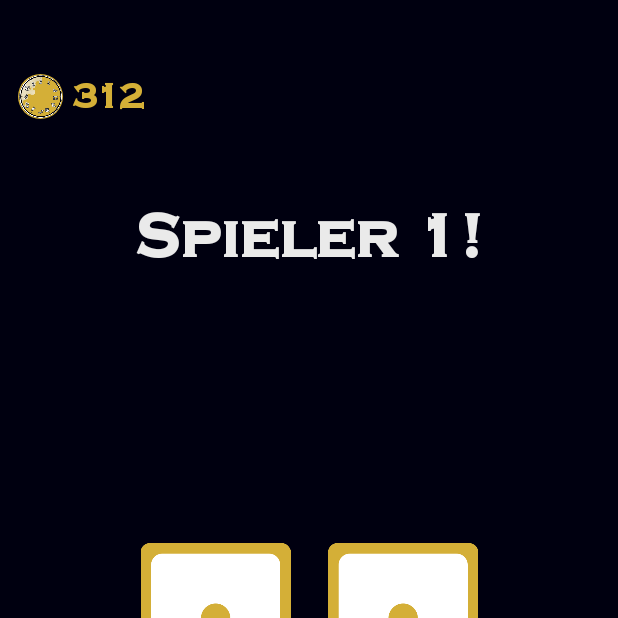
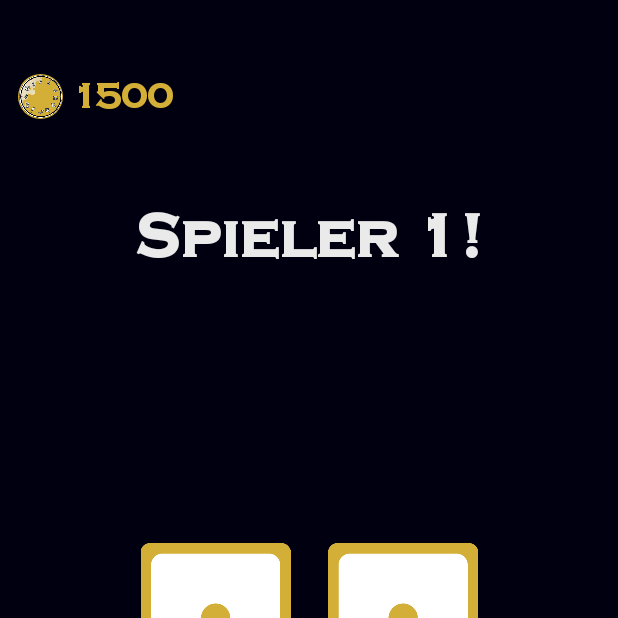
Before and after one commit to 34Mx/Monopoly3D, an Android app: the Game screen opened directly, with no data from a screen before it, after a tap on "🎲 WÜRFELN", on a phone screen of 412 x 824 dp, the top half of it. Run offline under Robolectric (Android 15) with nearby library versions, the light colour scheme and no system bars.

Commit message:
Major Changes

```diff
--- a/app/src/main/java/de/sam/abinopolynew/Game.kt
+++ b/app/src/main/java/de/sam/abinopolynew/Game.kt
@@ -1,6 +1,7 @@
 package de.sam.abinopolynew
 
 import android.content.Context
+import android.graphics.Color
 import android.os.Bundle
 import android.os.Handler
 import android.os.Looper
@@ -11,10 +12,14 @@ import android.widget.LinearLayout
 import android.widget.TextView
 import androidx.appcompat.app.AppCompatActivity
 import androidx.appcompat.widget.AppCompatButton
+import androidx.constraintlayout.widget.ConstraintLayout
 import de.sam.abinopolynew.func.Board
+import de.sam.abinopolynew.func.CommunityTask
 import de.sam.abinopolynew.func.Field
 import de.sam.abinopolynew.func.Player
 import de.sam.abinopolynew.func.hideSystemUI
+import org.w3c.dom.Text
+import kotlin.math.absoluteValue
 
 
 class Game : AppCompatActivity() {
@@ -26,7 +31,15 @@ class Game : AppCompatActivity() {
     lateinit var dice2: ImageView
     lateinit var dices: LinearLayout
 
+    lateinit var moneyDisplay: TextView
+
     lateinit var fieldActionButton: AppCompatButton
+
+    lateinit var commEventMenu: ConstraintLayout
+    lateinit var commEventTitle: TextView
+    lateinit var commEventContent: TextView
+
+    lateinit var currentPlayer: Player
 
     private val handler = Handler(Looper.getMainLooper())
     override fun onCreate(savedInstanceState: Bundle?) {
@@ -42,14 +55,21 @@ class Game : AppCompatActivity() {
         dice2 = findViewById(R.id.dice2)
         dices = findViewById(R.id.dices)
 
+        moneyDisplay = findViewById(R.id.moneyDisplay)
+
         fieldActionButton = findViewById(R.id.fieldActionButton)
+
+        commEventMenu = findViewById(R.id.commEventMenu)
+        commEventTitle = findViewById(R.id.commEventTitle)
+        commEventContent = findViewById(R.id.commEventContent)
 
 
         game = Board()
-        var testPlayer: Player = Player()
-        game.addPlayer(testPlayer)
+        currentPlayer = Player()
+        game.addPlayer(currentPlayer)
 
         rollButton.setOnClickListener {
+            hideCommEventMenu()
             hideFieldMenu()
             rollAnimation {
                 val roll = game.roll()
@@ -57,40 +77,31 @@ class Game : AppCompatActivity() {
                 val diceSum = roll.sum()
                 Log.d("34Mx.GAME", "Roll: $diceSum")
                 handler.postDelayed({
-                    game.movePlayer(testPlayer, diceSum)
-                    val fieldInfo: Field? = game.getFieldInformation(testPlayer.position)
-                    if (fieldInfo != null) {
-                        val time: Int? = fieldInfo.fieldData?.time
-                        when (fieldInfo.type){
-                            6->showFieldActionButton("${time}$")
-                        }
-
-                        if (time != null) {
-                            // Fach
-                            showFieldMenu(testPlayer.position, diceSum, time)
-                        }
-                        else {
-                            // Ereignisfeld
-
-                        }
-                    }
+                    game.movePlayer(currentPlayer, diceSum)
+                    val currentField: Field? = game.getFieldInformation(currentPlayer.position)
+                    handleFieldAction(currentField, diceSum)
                 }, 500)
             }
         }
+
+        fieldActionButton.setOnClickListener {
+            hideFieldActionButton()
+            handleActionButton(game.getFieldInformation(currentPlayer.position))
+        }
     }
 
-    fun showFieldMenu(id: Int, diceSum: Int, time: Int) {
+    private fun showFieldMenu(id: Int, diceSum: Int, buttonText: String?) {
         gameDisplay.setText("Gewürfelt: $diceSum!")
         val context: Context = this
         val id: Int = context.resources.getIdentifier("sub_$id", "drawable", context.packageName)
         cardView.setImageResource(id)
         dices.visibility = View.INVISIBLE
         cardView.visibility = View.VISIBLE
-
+        if (buttonText != null) showFieldActionButton(buttonText)
+        else hideFieldActionButton()
     }
 
-
-    fun hideFieldMenu() {
+    private fun hideFieldMenu() {
         dices.visibility = View.VISIBLE
         cardView.visibility = View.INVISIBLE
         fieldActionButton.visibility = View.INVISIBLE
@@ -107,7 +118,7 @@ class Game : AppCompatActivity() {
         }
     }
 
-    fun setDices(values: Array<Int>) {
+    private fun setDices(values: Array<Int>) {
         val context: Context = this
         val id1: Int = context.resources.getIdentifier("dice_${values[0]}", "drawable", context.packageName)
         val id2: Int = context.resources.getIdentifier("dice_${values[1]}", "drawable", context.packageName)
@@ -116,32 +127,88 @@ class Game : AppCompatActivity() {
     }
 
     /*
-        Types:
-            0 -> Eckpunkte
-            1 -> Prüfung
-            2 -> Gemeinschaftsfeld
-            3 -> Ereignisfeld
-            4 -> Kopiergeld
-            5 -> Nachhilfe-Institut
-            6 -> Fach
-     */
-//    fun handleActionConditions(position: Int): String {
-//        val info = game.getFieldInformation(position)
-//        if (info != null) {
-//            when (info.type) {
-//                0 -> fieldActionButton.visibility = View.INVISIBLE
-//                1 -> showFieldActionButton("Prüfung starten")
-//                2 -> showFieldActionButton()
-//                3 -> showFieldActionButton("Prüfung starten")
-//                4 -> showFieldActionButton("Prüfung starten")
-//                5 -> showFieldActionButton("Prüfung starten")
-//                6 -> showFieldActionButton("Prüfung starten")
-//            }
-//        }
-//    }
+            Types:
+                10 -> Eckpunkt: Start (+)
+                11 -> Eckpunkt: Pausenhof (+)
+                12 -> Eckpunkt: Mensa (+)
+                13 -> Eckpunkt: Nachsitzen TODO: Nachsitzen
+                1 -> Prüfung (-) TODO: Prüfung
+                2 -> Gemeinschaftsfeld (+)
+                3 -> Ereignisfeld (-) TODO: Ereignisfeld
+                4 -> Kopiergeld (+)
+                5 -> Nachhilfe-Institut (+)
+                6 -> Fach (+)
+         */
+    private fun handleFieldAction(field: Field?, roll: Int) {
+        if (field == null) return
 
-    fun showFieldActionButton(text: String) {
+        val type: Int = field.type
+        val time: Int = field.fieldData?.time ?: 0
+
+        var buttonText: String? = null
+
+//        => wegen Startüberquert, GaLiGrü
+        if (field.id - roll < 0) currentPlayer.deposit(200)
+
+        when (type) {
+            10 -> currentPlayer.deposit(400)
+            12 -> currentPlayer.deposit(50)
+            13 -> return // TODO: Later pos=Pausenhof
+            1 -> buttonText = "Prüfung antreten"
+            2, 3 -> buttonText = "Karte ziehen"
+            4 -> currentPlayer.withdraw(50) // TODO: Insert correct value
+            5 -> currentPlayer.withdraw(50)
+            6 -> buttonText = "${time}$"
+            else -> {}
+        }
+
+        updateMoneyDisplay()
+        showFieldMenu(field.id, roll, buttonText)
+    }
+
+    private fun handleActionButton(field: Field?) {
+        if (field == null) return
+
+        val type: Int = field.type
+        when (type) {
+            2 -> handleCommunityTasks()
+        }
+
+        updateMoneyDisplay()
+    }
+
+    private fun handleCommunityTasks() {
+        val randomTask: CommunityTask = game.randomCommunityTask()
+        val message = randomTask.text
+        val time = randomTask.time
+
+        showCommEventMenu("Gemeinschaftsfeld", message, "#eea5da")
+        if (time < 0) currentPlayer.withdraw(time.absoluteValue)
+        else currentPlayer.deposit(time.absoluteValue)
+    }
+
+    private fun showCommEventMenu(title: String, content: String, color: String) {
+        commEventTitle.text = title
+        commEventContent.text = content
+        commEventMenu.setBackgroundColor(Color.parseColor(color))
+        commEventMenu.visibility = View.VISIBLE
+    }
+
+    private fun hideCommEventMenu() {
+        commEventMenu.visibility = View.INVISIBLE
+    }
+
+    private fun showFieldActionButton(text: String) {
         fieldActionButton.visibility = View.VISIBLE
         fieldActionButton.setText("$text");
     }
+
+    private fun hideFieldActionButton() {
+        fieldActionButton.visibility = View.INVISIBLE
+    }
+
+    private fun updateMoneyDisplay() {
+        Log.d("34Mx.GAME", currentPlayer.getMoney().toString())
+        moneyDisplay.setText(currentPlayer.getMoney().toString())
+    }
 }
--- a/app/src/main/java/de/sam/abinopolynew/func/GameLogic.kt
+++ b/app/src/main/java/de/sam/abinopolynew/func/GameLogic.kt
@@ -7,6 +7,11 @@ import kotlinx.serialization.json.*
 data class FieldData(val time: Int, val rent: Int, val rentTotal: Int, val color: String)
 @Serializable
 data class Field(val id: Int, val title: String, val description: String, val type: Int, val fieldData: FieldData? = null)
+
+data class CommunityTask(
+    val text: String,
+    val time: Int
+)
 
 class Player() {
     var position: Int = 0
@@ -39,7 +44,10 @@ class Board {
     init {
         /*
             Types:
-                0 -> Eckpunkte
+                10 -> Eckpunkt: Start
+                11 -> Eckpunkt: Pausenhof
+                12 -> Eckpunkt: Mensa
+                13 -> Eckpunkt: Nachsitzen
                 1 -> Prüfung
                 2 -> Gemeinschaftsfeld
                 3 -> Ereignisfeld
@@ -113,8 +121,19 @@ class Board {
     }
 
     fun roll(): Array<Int> {
-        val dice1 = (1..6).random()
-        val dice2 = (1..6).random()
-        return arrayOf(dice1, dice2)
+//        val dice1 = (1..6).random()
+//        val dice2 = (1..6).random()
+//        return arrayOf(dice1, dice2)
+        return arrayOf(1,1)
+    }
+
+    fun randomCommunityTask(): CommunityTask {
+        val tasks = listOf(
+            CommunityTask("Du musst die Renovierung der Schule finanziell unterstützen.\nGib 100min Lernzeit ab.", -100),
+            CommunityTask("Du hast aus Versehen den Feueralarm ausgelöst.\nGib als Strafe 60min Lernzeit ab.", -60),
+            CommunityTask("Da du dich für ein MINT-EC Camp angemeldet hast, erhälst du als Belohnung 70min Lernzeit!", 70),
+            CommunityTask("Du hast das Kopiergeld nicht bezahlt.\nMache 5 Liegestützen", 0)
+        )
+        return tasks[(0..<tasks.size).random()]
     }
 }
--- a/app/src/main/res/layout/activity_game.xml
+++ b/app/src/main/res/layout/activity_game.xml
@@ -113,7 +113,7 @@
         android:layout_height="wrap_content"
         android:layout_marginStart="6dp"
         android:fontFamily="@font/copperplategothic_bold"
-        android:text="312"
+        android:text="1500"
         android:textColor="@color/gold"
         android:textFontWeight="800"
         android:textSize="24dp"
@@ -121,5 +121,49 @@
         app:layout_constraintStart_toEndOf="@+id/imageView"
         app:layout_constraintTop_toTopOf="@+id/imageView" />
 
+    <androidx.constraintlayout.widget.ConstraintLayout
+        android:id="@+id/commEventMenu"
+        android:layout_width="300dp"
+        android:layout_height="400dp"
+        android:background="@color/community"
+        android:orientation="vertical"
+        android:visibility="invisible"
+        app:layout_constraintBottom_toBottomOf="parent"
+        app:layout_constraintEnd_toEndOf="parent"
+        app:layout_constraintStart_toStartOf="parent"
+        app:layout_constraintTop_toTopOf="parent">
+
+
+        <TextView
+            android:id="@+id/commEventTitle"
+            android:layout_width="match_parent"
+            android:layout_height="wrap_content"
+            android:layout_marginTop="12dp"
+            android:fontFamily="@font/copperplategothic_bold"
+            android:text="Gemeinschaftsfeld"
+            android:textAlignment="center"
+            android:textColor="@color/black"
+            android:textFontWeight="800"
+            android:textSize="24sp"
+            app:layout_constraintEnd_toEndOf="parent"
+            app:layout_constraintStart_toStartOf="parent"
+            app:layout_constraintTop_toTopOf="parent" />
+
+        <TextView
+            android:id="@+id/commEventContent"
+            android:layout_width="match_parent"
+            android:layout_height="wrap_content"
+            android:layout_marginStart="36dp"
+            android:layout_marginEnd="36dp"
+            android:fontFamily="@font/fredoka"
+            android:textSize="18sp"
+            android:text="Da du dich für ein MINT-EC Camp angemeldet hast, erhälst du als Belohnung 70min Lernzeit!"
+            android:textColor="@color/black"
+            app:layout_constraintBottom_toBottomOf="parent"
+            app:layout_constraintEnd_toEndOf="parent"
+            app:layout_constraintStart_toStartOf="parent"
+            app:layout_constraintTop_toTopOf="parent" />
+    </androidx.constraintlayout.widget.ConstraintLayout>
+
 
 </androidx.constraintlayout.widget.ConstraintLayout>
--- a/app/src/main/res/values/colors.xml
+++ b/app/src/main/res/values/colors.xml
@@ -15,6 +15,7 @@
     <color name="sub_red">#f44246</color>
     <color name="sub_orange">#ed7726</color>
     <color name="sub_pink">#d1137f</color>
+    <color name="community">#eea5da</color>
 
     <color name="colorPrimary">@color/gold</color>
     <color name="colorPrimaryDark">@color/black</color>
```
Also changed, not shown: app/src/main/res/drawable/sub_17.jpg (added), app/src/main/res/drawable/sub_2.jpg (added), app/src/main/res/drawable/sub_28.jpg (added), app/src/main/res/drawable/sub_33.jpg (added).
